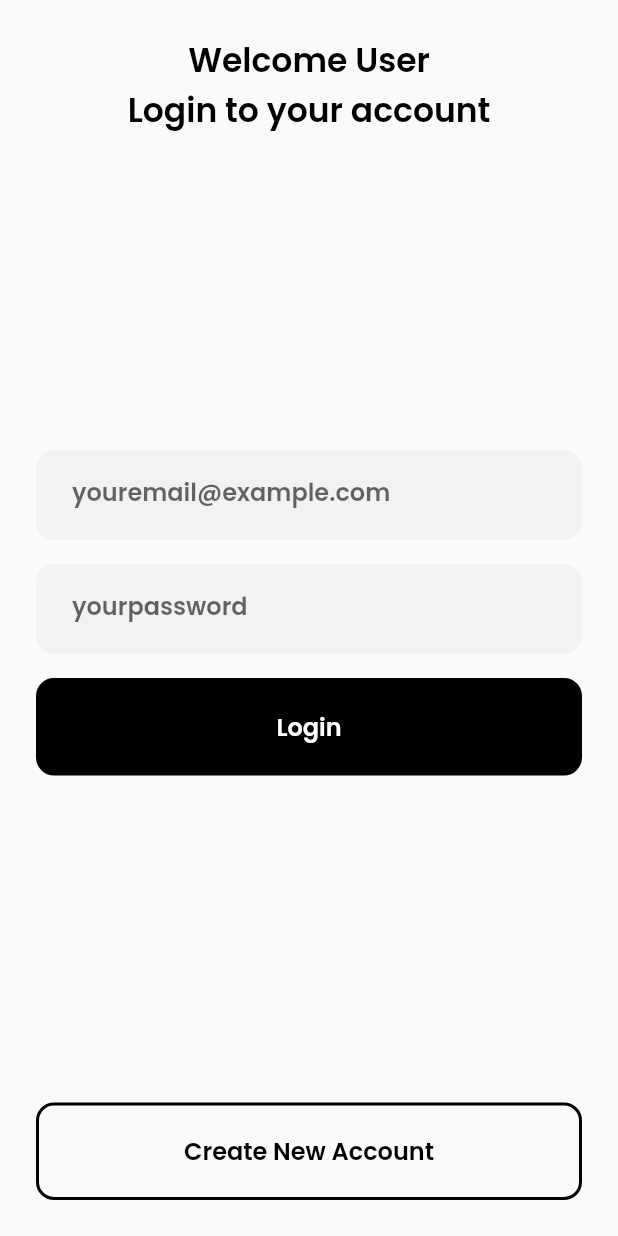
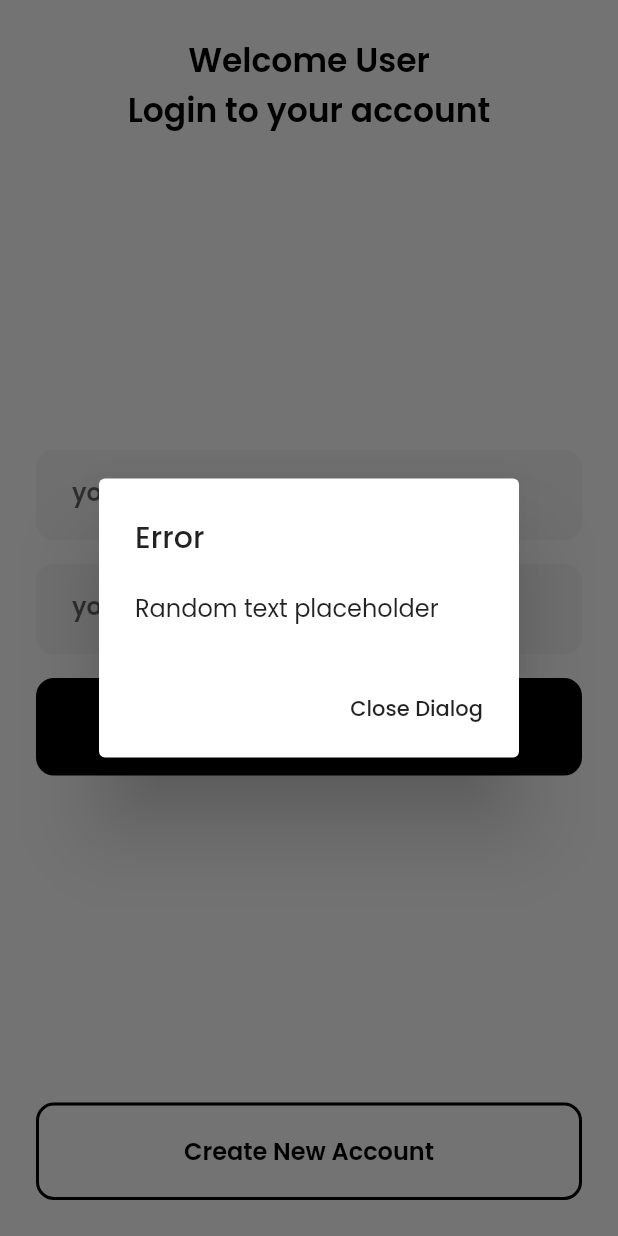
Before and after one commit to ntlygens/odm_ui, a Flutter app: the screen it shows after launch, after a tap on "Login", on a phone screen of 412 x 824 dp. Run offline on Flutter 3.47's test engine with Material 2 defaults, Android fonts, the phone set to English and light mode, and no system bars; our stand-ins replace firebase_auth, firebase_core, google_fonts; accounts and stored records are empty.

Commit message:
ODM-UI 1.0.2
Working project

Added alert Dialog
Added form loading function

```diff
--- a/lib/screens/login_page.dart
+++ b/lib/screens/login_page.dart
@@ -13,6 +13,30 @@ class LoginPage extends StatefulWidget {
 
 class _LoginPageState extends State<LoginPage> {
   // bool open = false;
+  Future<void> _alertDialogBuilder() async {
+    return showDialog(
+        context: context,
+        // only dismissable by clicking button
+        barrierDismissible: false,
+        builder: (context) {
+          return AlertDialog(
+            title: Text("Error"),
+            content: Container (
+              child: Text("Random text placeholder"),
+            ),
+            actions: [
+              FlatButton(
+                child: Text("Close Dialog"),
+                onPressed: () {
+                  Navigator.pop(context);
+                },
+              )
+            ],
+          );
+        }
+    );
+  }
+
   @override
   Widget build(BuildContext context) {
     return Scaffold(
@@ -45,6 +69,7 @@ class _LoginPageState extends State<LoginPage> {
                   CustomBtn(
                     dText: "Login",
                     onPressed: () {
+                      _alertDialogBuilder();
                       print("clicked the Login Btn");
                     },
                     outlineBtn: false,
--- a/lib/screens/register_page.dart
+++ b/lib/screens/register_page.dart
@@ -12,30 +12,9 @@ class RegisterPage extends StatefulWidget {
 
 class _RegisterPageState extends State<RegisterPage> {
   // bool open = false;
+
   // alert box for error display
-  Future<void> _alertDialogBuilder() async {
-    return showDialog(
-        context: context,
-        // only dismissable by clicking button
-        barrierDismissible: false,
-        builder: (context) {
-          return AlertDialog(
-            title: Text("Error"),
-            content: Container (
-              child: Text("Random text placeholder"),
-            ),
-            actions: [
-              FlatButton(
-                  child: Text("Close Dialog"),
-                  onPressed: () {
-                      Navigator.pop(context);
-                  },
-              )
-            ],
-          );
-        }
-    );
-  }
+  bool _registerFormLoading = false;
 
   @override
   Widget build(BuildContext context) {
@@ -68,10 +47,15 @@ class _RegisterPageState extends State<RegisterPage> {
                   CustomBtn(
                     dText: "Create Account",
                     onPressed: () {
-                      _alertDialogBuilder();
+                      // _alertDialogBuilder();
+                      setState(() {
+                        _registerFormLoading = true;
+                      });
                       print("clicked the Register Btn");
 
                     },
+                    isLoading: _registerFormLoading,
+
                     outlineBtn: false,
                   ),
                 ],
--- a/lib/widgets/custom_btn.dart
+++ b/lib/widgets/custom_btn.dart
@@ -2,21 +2,23 @@ import 'package:flutter/material.dart';
 import 'package:odm_ui/constants.dart';
 
 class CustomBtn extends StatelessWidget {
-  const CustomBtn({this.dText, this.onPressed, this.outlineBtn});
+  const CustomBtn({this.dText, this.onPressed, this.outlineBtn, this.isLoading});
 
   final String dText;
   final Function onPressed;
   final bool outlineBtn;
+  final bool isLoading;
 
   @override
   Widget build(BuildContext context) {
     bool _outlineBtn = outlineBtn;
+    bool _isLoading = isLoading ?? false;
 
     return GestureDetector(
       onTap: onPressed,
       child: Container(
         height: 65,
-        alignment: Alignment.center,
+        // alignment: Alignment.center,
         decoration: BoxDecoration(
           color: _outlineBtn ? Colors.transparent : Colors.black,
           border: Border.all(color: Colors.black, width: 2.0),
@@ -26,8 +28,13 @@ class CustomBtn extends StatelessWidget {
           horizontal: 24,
           vertical: 8,
         ),
+        child: Stack(
+          children: [
+            Visibility(
+              visible: _isLoading ? false : true,
+              child: Center(
                 child: Text(
-          dText,
+                  dText ?? "Text Here",
                   // style: Constants.regHeading,
                   style: TextStyle(
                     fontSize: 16,
@@ -36,6 +43,20 @@ class CustomBtn extends StatelessWidget {
                   ),
                 ),
               ),
+            ),
+            Visibility(
+              visible: _isLoading,
+              child: Center(
+                child: SizedBox(
+                    height: 30,
+                    width: 30,
+                    child: CircularProgressIndicator()
+                ),
+              ),
+            )
+          ],
+        ),
+      ),
     );
   }
 }
```
Lines whose indentation alone changed are shown as unchanged.
